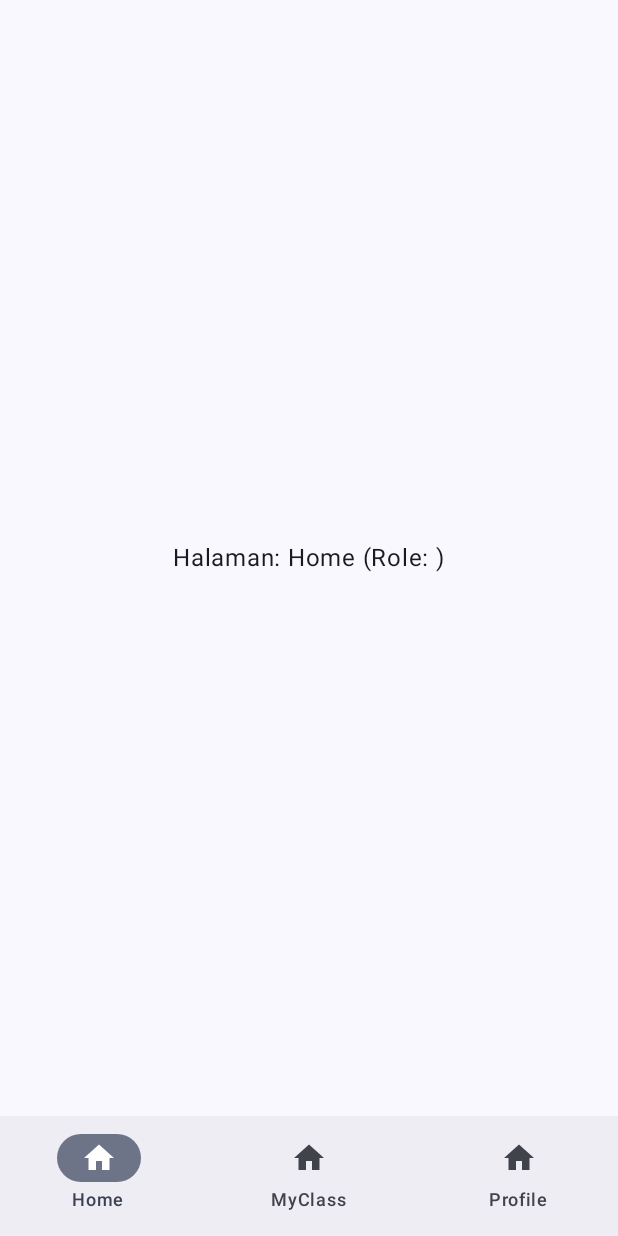
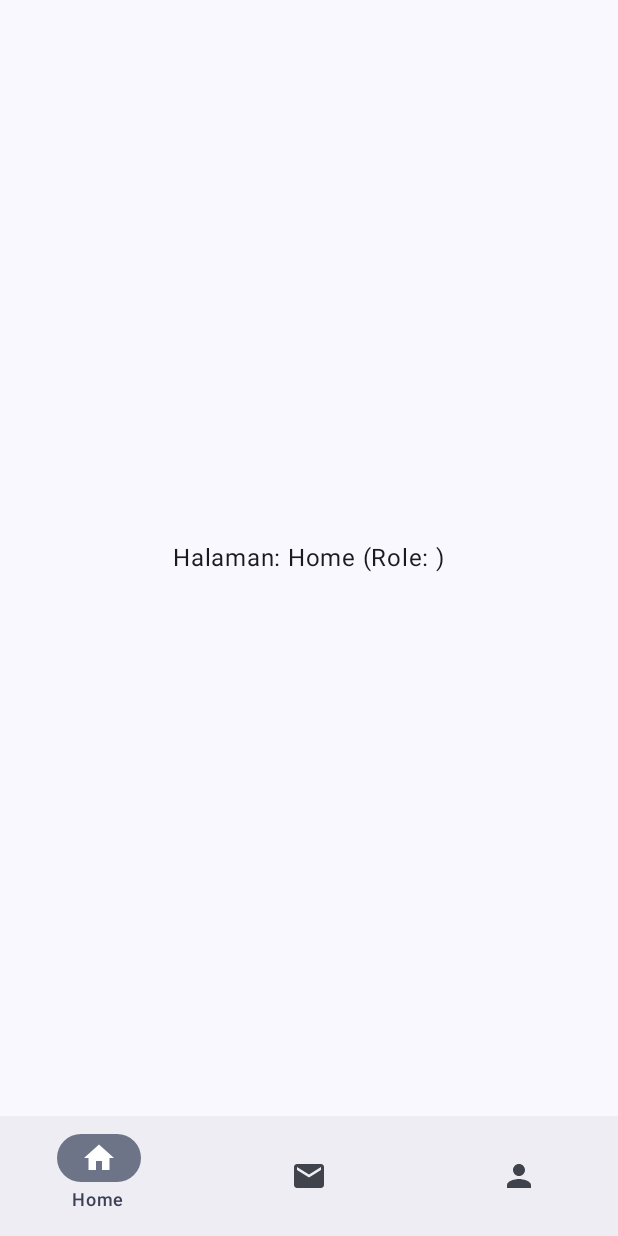
Before and after one commit to Acittttt/StudyFlow, an Android app built with Jetpack Compose: the composable DashboardScreen called with empty values, on a phone screen of 412 x 824 dp. Run offline under Robolectric (Android 15) with nearby library versions, the phone set to English and light mode, and no system bars.

Commit message:
feat: add icon on navbar

```diff
--- a/app/src/main/java/com/example/studyflow/ui/screen/dashboard/DashboardScreen.kt
+++ b/app/src/main/java/com/example/studyflow/ui/screen/dashboard/DashboardScreen.kt
@@ -1,12 +1,26 @@
 package com.example.studyflow.screen.dashboard
 
+import androidx.compose.animation.AnimatedVisibility
+import androidx.compose.animation.fadeIn
+import androidx.compose.animation.fadeOut
 import androidx.compose.foundation.layout.Box
 import androidx.compose.foundation.layout.fillMaxSize
 import androidx.compose.foundation.layout.padding
-import androidx.compose.material3.*
+import androidx.compose.material3.Icon
+import androidx.compose.material3.NavigationBar
+import androidx.compose.material3.NavigationBarItem
+import androidx.compose.material3.Scaffold
+import androidx.compose.material3.Text
 import androidx.compose.material.icons.Icons
+import androidx.compose.material.icons.filled.Add
+import androidx.compose.material.icons.filled.Email
 import androidx.compose.material.icons.filled.Home
-import androidx.compose.runtime.*
+import androidx.compose.material.icons.filled.Person
+import androidx.compose.runtime.Composable
+import androidx.compose.runtime.getValue
+import androidx.compose.runtime.mutableStateOf
+import androidx.compose.runtime.remember
+import androidx.compose.runtime.setValue
 import androidx.compose.ui.Alignment
 import androidx.compose.ui.Modifier
 import com.example.studyflow.screen.profile.ProfileScreen
@@ -18,7 +32,7 @@ fun DashboardScreen(
     authViewModel: AuthViewModel,
     onLogout: () -> Unit
 ) {
-    // Tentukan item bottom navigation berdasarkan role
+    // Tentukan item navigasi berdasarkan role
     val navItems = if (role == "Owner") {
         listOf("MyClass", "AddClass", "Profile")
     } else {
@@ -31,11 +45,30 @@ fun DashboardScreen(
         bottomBar = {
             NavigationBar {
                 navItems.forEach { item ->
+                    // Pilih icon sesuai dengan nama item
+                    val icon = when (item) {
+                        "Home" -> Icons.Filled.Home           // Icon rumah
+                        "MyClass" -> Icons.Filled.Email     // Icon buku
+                        "AddClass" -> Icons.Filled.Add           // Icon tambah
+                        "Profile" -> Icons.Filled.Person         // Icon profile
+                        else -> Icons.Filled.Home
+                    }
+                    val isSelected = selectedItem == item
                     NavigationBarItem(
-                        label = { Text(item) },
-                        icon = { Icon(Icons.Filled.Home, contentDescription = item) },
-                        selected = selectedItem == item,
-                        onClick = { selectedItem = item }
+                        selected = isSelected,
+                        onClick = { selectedItem = item },
+                        icon = { Icon(imageVector = icon, contentDescription = item) },
+                        // Gunakan AnimatedVisibility agar text muncul/hilang dengan animasi
+                        label = {
+                            AnimatedVisibility(
+                                visible = isSelected,
+                                enter = fadeIn(),
+                                exit = fadeOut()
+                            ) {
+                                Text(text = item)
+                            }
+                        },
+                        alwaysShowLabel = false
                     )
                 }
             }
@@ -49,14 +82,13 @@ fun DashboardScreen(
         ) {
             when (selectedItem) {
                 "Profile" -> {
-                    // Panggil ProfileScreen yang sudah memiliki tombol Logout
+                    // Tampilkan ProfileScreen yang memiliki tombol logout
                     ProfileScreen(
                         authViewModel = authViewModel,
                         onLogout = onLogout
                     )
                 }
                 else -> {
-                    // Tampilkan halaman lain sesuai dengan selectedItem
                     Text("Halaman: $selectedItem (Role: $role)")
                 }
             }
```
